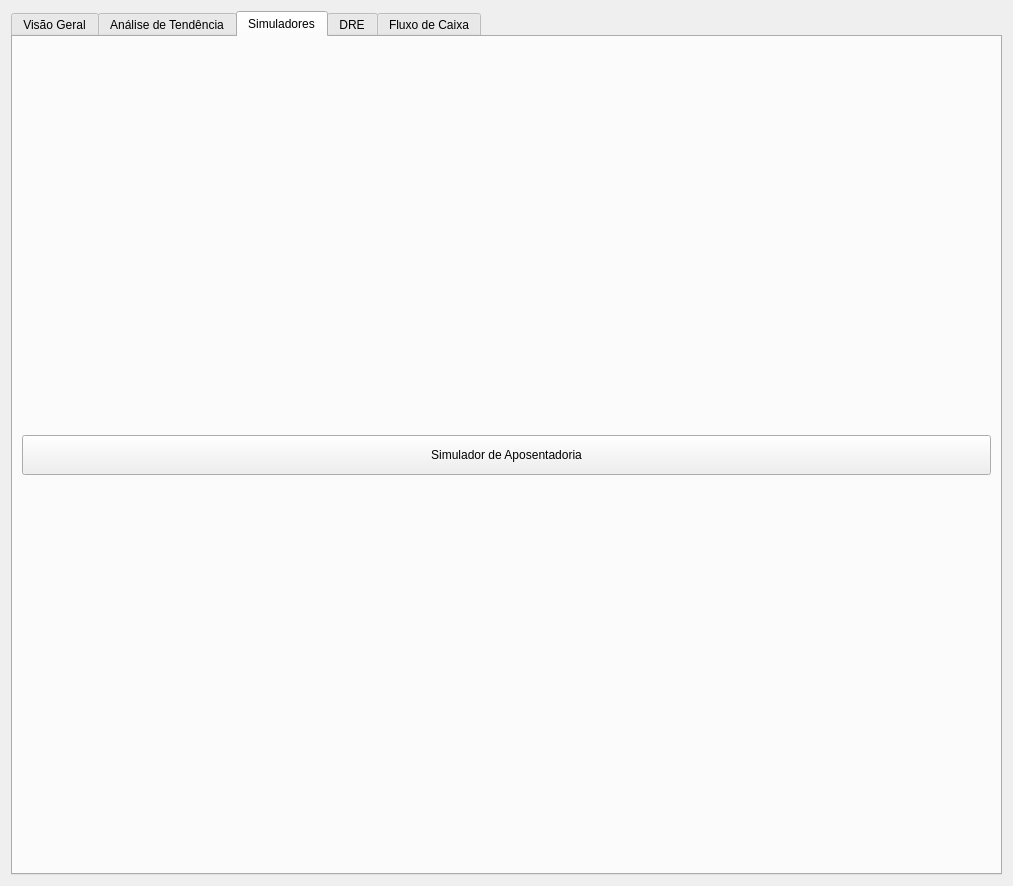
First picture: the form in MeuCentavoApp/Designer/FormsDashboard/DashboardPages/pageRelatorios.ui, repository bee0ne1/MeuCentavo, before the edit.
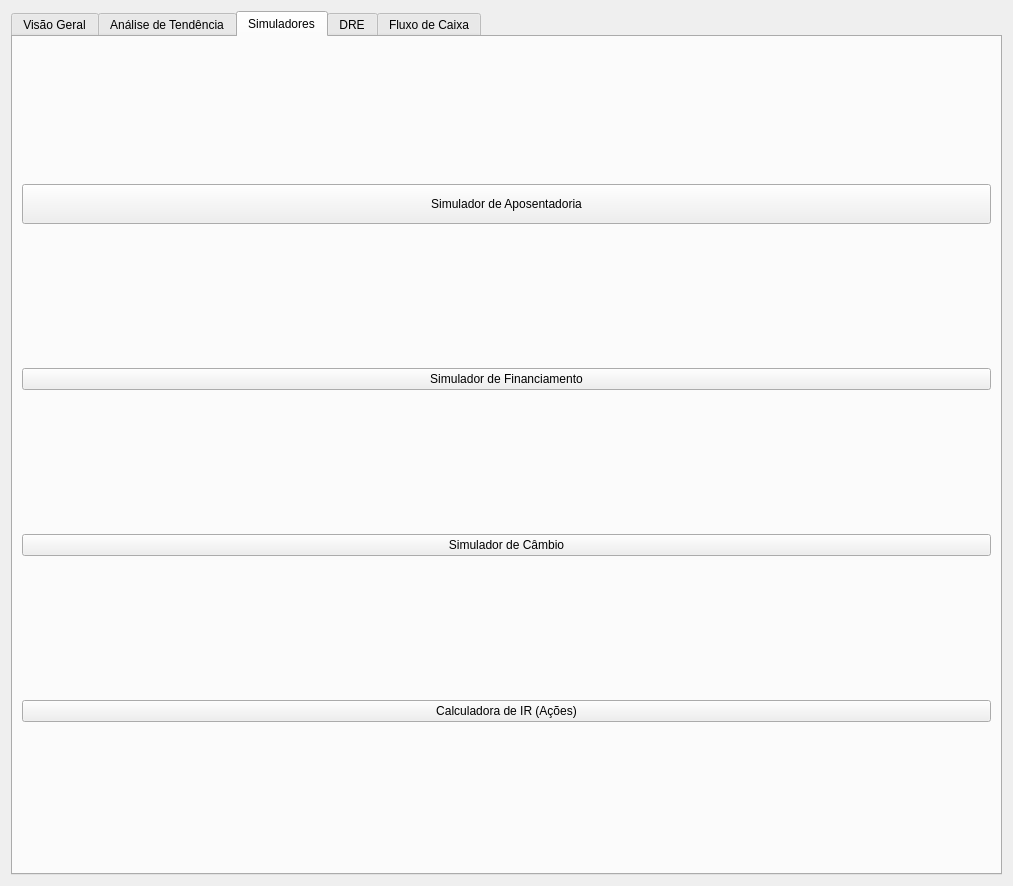
Second picture: the form after the edit. The open tabs and pages were chosen to show the change.

Diff of the .ui file:
```diff
--- a/MeuCentavoApp/Designer/FormsDashboard/DashboardPages/pageRelatorios.ui
+++ b/MeuCentavoApp/Designer/FormsDashboard/DashboardPages/pageRelatorios.ui
@@ -202,6 +202,27 @@
            </property>
           </widget>
          </item>
+         <item>
+          <widget class="QPushButton" name="buttonSimuladorFinanciamento">
+           <property name="text">
+            <string>Simulador de Financiamento</string>
+           </property>
+          </widget>
+         </item>
+         <item>
+          <widget class="QPushButton" name="buttonSimuladorCambio">
+           <property name="text">
+            <string>Simulador de Câmbio</string>
+           </property>
+          </widget>
+         </item>
+         <item>
+          <widget class="QPushButton" name="buttonCalculadoraIR">
+           <property name="text">
+            <string>Calculadora de IR (Ações)</string>
+           </property>
+          </widget>
+         </item>
         </layout>
        </item>
       </layout>
```
